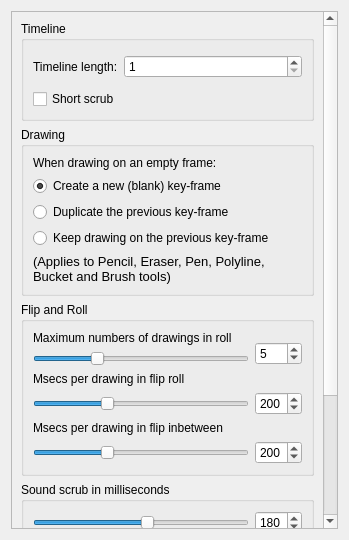
pencil2d/pencil, file app/ui/timelinepage.ui: the form before one commit.
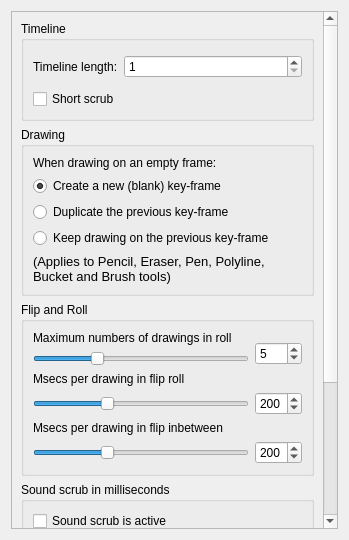
The form after the commit.

Commit message: Sound scrub can be turned on/off in preferences

Diff of the .ui file:
```diff
--- a/app/ui/timelinepage.ui
+++ b/app/ui/timelinepage.ui
@@ -28,7 +28,7 @@
         <x>0</x>
         <y>-213</y>
         <width>305</width>
-        <height>729</height>
+        <height>756</height>
        </rect>
       </property>
       <layout class="QVBoxLayout" name="verticalLayout_4">
@@ -269,6 +269,13 @@
           <string>Sound scrub in milliseconds</string>
          </property>
          <layout class="QVBoxLayout" name="verticalLayout_3">
+          <item>
+           <widget class="QCheckBox" name="soundScrubCheckBox">
+            <property name="text">
+             <string>Sound scrub is active</string>
+            </property>
+           </widget>
+          </item>
           <item>
            <layout class="QHBoxLayout" name="horizontalLayout_3">
             <item>
```
The commit also changes 9 other files.
